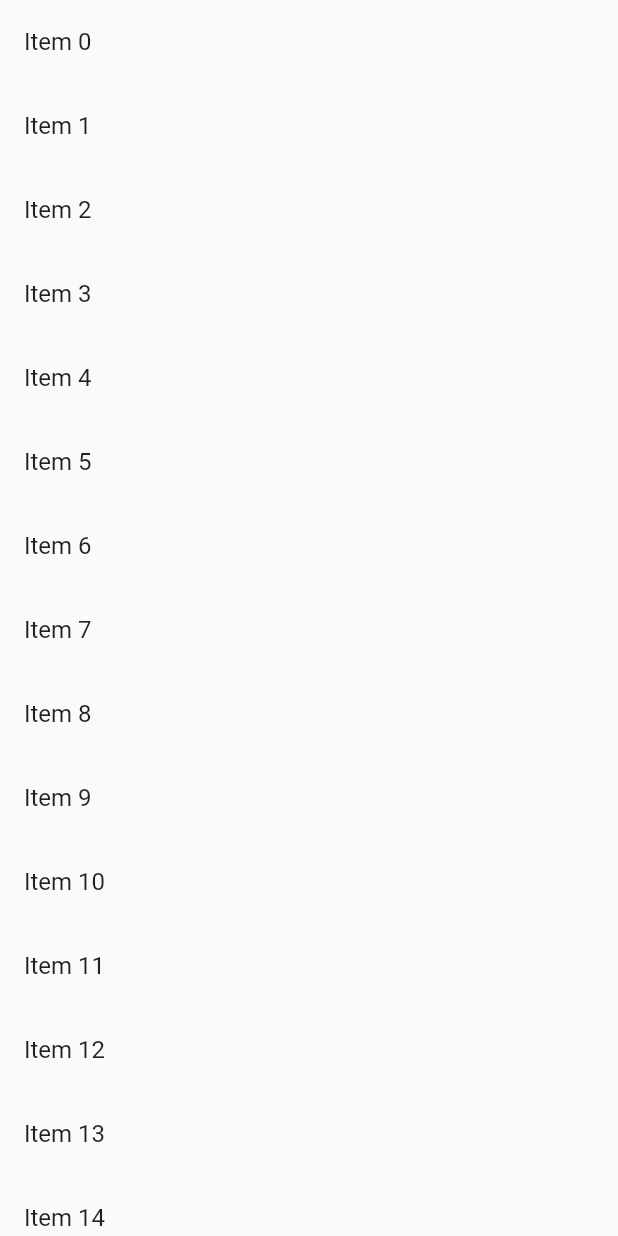
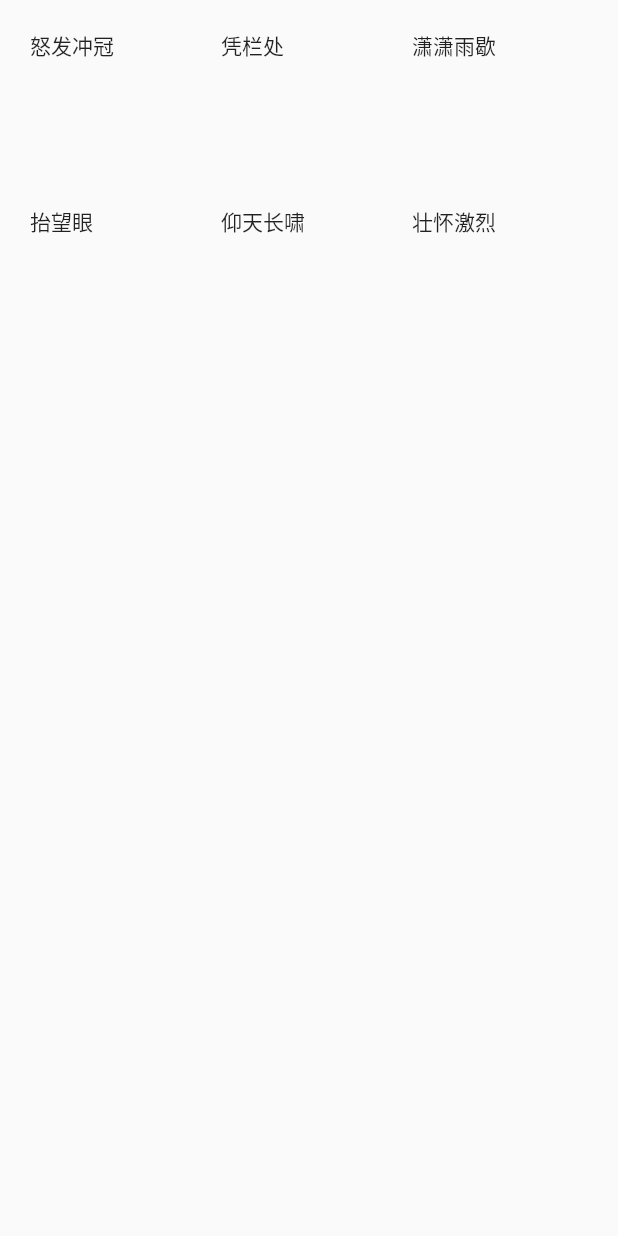
Before and after one commit to Insua/learn_flutter, a Flutter app: the screen it shows after launch, on a phone screen of 412 x 824 dp. Run offline on Flutter 3.47's test engine with Material 2 defaults, Android fonts, the phone set to English and light mode, and no system bars.

```diff
--- a/lib/main.dart
+++ b/lib/main.dart
@@ -1,23 +1,24 @@
 import 'package:flutter/material.dart';
-void main () => runApp(MyApp(
-    items: new List<String>.generate(1000, (i)=> "Item $i")
-));
+void main () => runApp(MyApp());
 class MyApp extends StatelessWidget{
-  final List<String> items;
-  MyApp({Key key, @required this.items}):super(key:key);
   @override
-  Widget build(BuildContext context ){
+  Widget build(BuildContext context) {
     return MaterialApp(
-      title:'ListView widget',
-      home:Scaffold(
-          body:new ListView.builder(
-              itemCount:items.length,
-              itemBuilder:(context,index){
-                return new ListTile(
-                  title:new Text('${items[index]}'),
-                );
-              }
-          )
+      title: 'ListView widget',
+      home: Scaffold(
+        body: GridView.count(
+          padding: const EdgeInsets.all(20.0),
+          crossAxisSpacing: 10.0,
+          crossAxisCount: 3,
+          children: <Widget>[
+            const Text('怒发冲冠'),
+            const Text('凭栏处'),
+            const Text('潇潇雨歇'),
+            const Text('抬望眼'),
+            const Text('仰天长啸'),
+            const Text('壮怀激烈')
+          ],
+        ),
       ),
     );
   }
```
